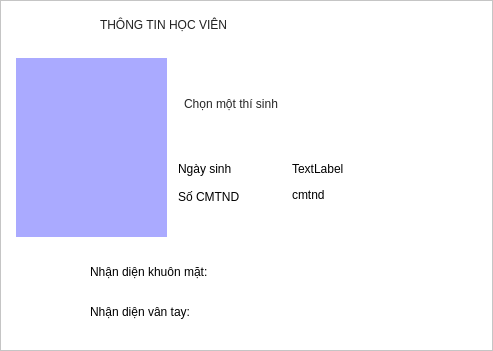
Qt form SettingScreen/Ui/CacBuocThemDuLieu/HienThiThongTinThiSinh.ui (Lam-dev/TheoryFaceRecognition) before a commit.
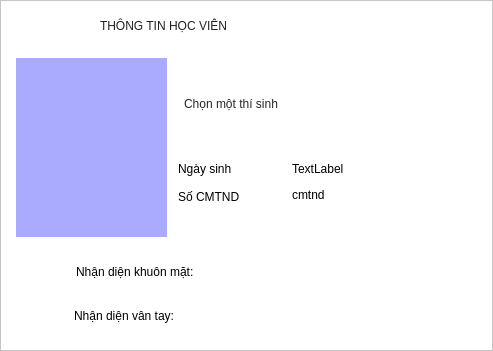
The same form after that commit. Icons and pictures are not drawn.

```diff
--- a/SettingScreen/Ui/CacBuocThemDuLieu/HienThiThongTinThiSinh.ui
+++ b/SettingScreen/Ui/CacBuocThemDuLieu/HienThiThongTinThiSinh.ui
@@ -44,7 +44,7 @@
      <x>100</x>
      <y>10</y>
      <width>323</width>
-     <height>29</height>
+     <height>31</height>
     </rect>
    </property>
    <property name="styleSheet">
@@ -131,7 +131,7 @@
   <widget class="QLabel" name="label_faceIcon">
    <property name="geometry">
     <rect>
-     <x>34</x>
+     <x>20</x>
      <y>256</y>
      <width>39</width>
      <height>31</height>
@@ -144,7 +144,7 @@
   <widget class="QLabel" name="label_FGPicon">
    <property name="geometry">
     <rect>
-     <x>34</x>
+     <x>20</x>
      <y>296</y>
      <width>39</width>
      <height>31</height>
@@ -157,7 +157,7 @@
   <widget class="QLabel" name="label_nhanDienKhuonMat">
    <property name="geometry">
     <rect>
-     <x>90</x>
+     <x>76</x>
      <y>256</y>
      <width>181</width>
      <height>31</height>
@@ -170,8 +170,8 @@
   <widget class="QLabel" name="label_nhanDienVanTay">
    <property name="geometry">
     <rect>
-     <x>90</x>
-     <y>296</y>
+     <x>74</x>
+     <y>300</y>
      <width>181</width>
      <height>31</height>
     </rect>
@@ -183,9 +183,9 @@
   <widget class="QLabel" name="label_forShowNumberFaceAdded">
    <property name="geometry">
     <rect>
-     <x>288</x>
+     <x>270</x>
      <y>258</y>
-     <width>181</width>
+     <width>149</width>
      <height>29</height>
     </rect>
    </property>
@@ -196,9 +196,9 @@
   <widget class="QLabel" name="label_forShowNumberFGPadded">
    <property name="geometry">
     <rect>
-     <x>288</x>
-     <y>296</y>
-     <width>179</width>
+     <x>270</x>
+     <y>300</y>
+     <width>149</width>
      <height>29</height>
     </rect>
    </property>
```
Left out of the diff: 62 changed lines with no effect on the pictures.
